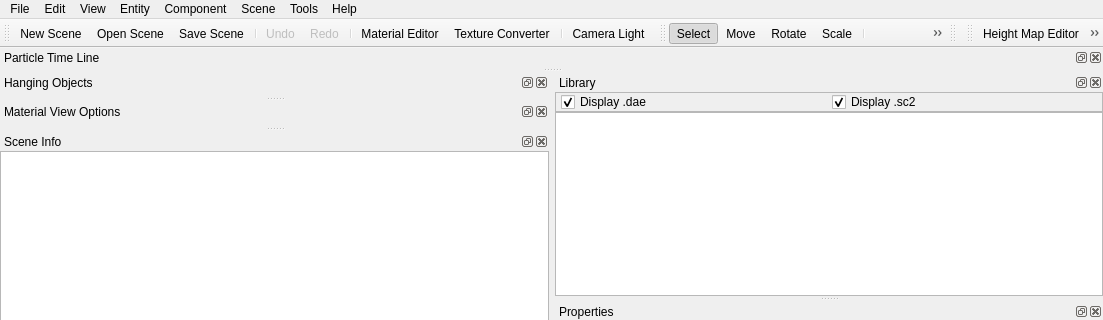
Old version of the form Tools/ResourceEditor/DataQt/mainwindow.ui in the repository xaoctech/dava.engine; both pictures show x 0 to 1103 and y 0 to 320 of the 1103 by 796 pixel window.
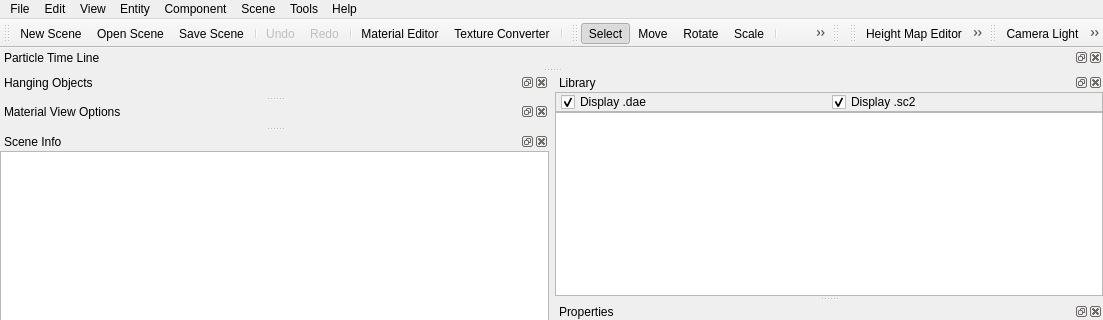
New version of the form. Icons and pictures are not drawn. Custom widgets are drawn as their Qt base class.

Commit message: [DF-2193] Added toolbar for scene

What changed in the file:
```diff
--- a/Tools/ResourceEditor/DataQt/mainwindow.ui
+++ b/Tools/ResourceEditor/DataQt/mainwindow.ui
@@ -220,7 +220,6 @@
    <addaction name="actionMaterialEditor"/>
    <addaction name="actionTextureConverter"/>
    <addaction name="separator"/>
-   <addaction name="actionEnableCameraLight"/>
   </widget>
   <widget class="QMenuBar" name="menuBar">
    <property name="geometry">
@@ -799,6 +798,31 @@
    </attribute>
    <widget class="LandscapeEditorControlsPlaceholder" name="landscapeEditorControlsPlaceholder"/>
   </widget>
+  <widget class="QToolBar" name="sceneToolBar">
+   <property name="windowTitle">
+    <string>Scene Tool Bar</string>
+   </property>
+   <property name="iconSize">
+    <size>
+     <width>16</width>
+     <height>16</height>
+    </size>
+   </property>
+   <property name="floatable">
+    <bool>true</bool>
+   </property>
+   <attribute name="toolBarArea">
+    <enum>TopToolBarArea</enum>
+   </attribute>
+   <attribute name="toolBarBreak">
+    <bool>false</bool>
+   </attribute>
+   <addaction name="actionEnableCameraLight"/>
+   <addaction name="actionReloadSprites"/>
+   <addaction name="actionSetShadowColor"/>
+   <addaction name="actionLandscape"/>
+   <addaction name="actionSkyboxEditor"/>
+  </widget>
   <action name="actionNewScene">
    <property name="icon">
     <iconset resource="QtIcons.qrc">
```
Left out of the diff: 10 changed lines with no effect on the pictures. The commit also changes 4 other files.
